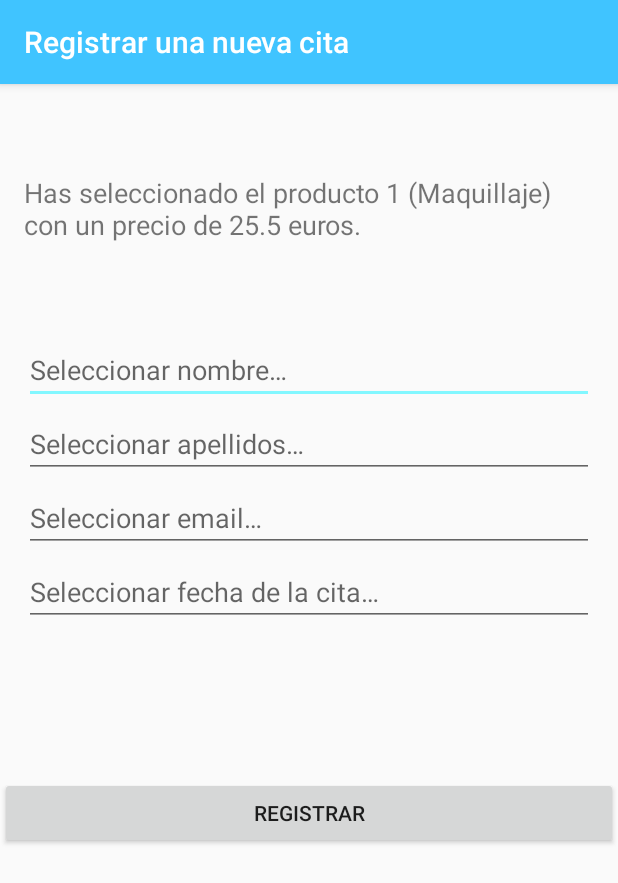
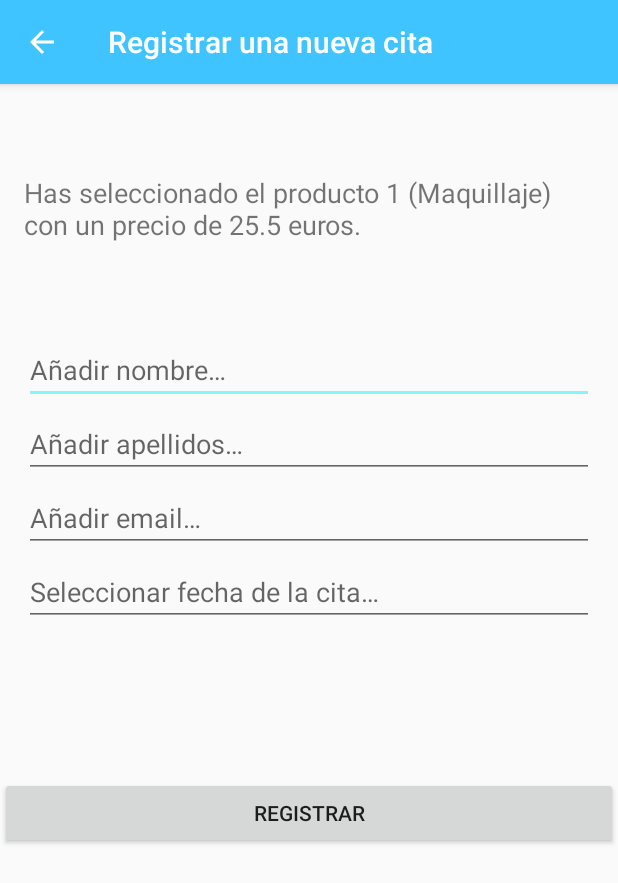
Before and after one commit to JorgeGalingP/android-appointments, an Android app: the screen it shows after launch (RegistryActivity), after a tap on "Maquillaje", on a phone screen of 412 x 824 dp. Shown: the top 883 px of the screen. Run offline under Robolectric (Android 15) with nearby library versions, the phone set to English and light mode, and no system bars.

Commit message:
Added new Appointment functionality
Added new Appointment functionality and reformatted some classes

```diff
--- a/app/src/main/java/com/ldm/cogetucita/MainActivity.java
+++ b/app/src/main/java/com/ldm/cogetucita/MainActivity.java
@@ -37,11 +37,11 @@ public class MainActivity extends AppCompatActivity {
             getSupportActionBar().setIcon(R.mipmap.ic_launcher);
         }
 
-        // init Repositories
+        // init Repository
         ProductRepository productRepository = new ProductRepository(this);
 
         // set Products
-        setProductList(productRepository.searchAllProducts());
+        setProductList(productRepository.findAllProducts());
         progressBar.setVisibility(View.GONE);
 
         // set RecyclerView
--- a/app/src/main/java/com/ldm/cogetucita/RegistryActivity.java
+++ b/app/src/main/java/com/ldm/cogetucita/RegistryActivity.java
@@ -1,37 +1,53 @@
 package com.ldm.cogetucita;
 
 import android.app.DatePickerDialog;
+import android.content.Intent;
+import android.view.MenuItem;
 import android.view.View;
 import android.widget.*;
 import androidx.appcompat.app.AppCompatActivity;
 import android.os.Bundle;
 import com.ldm.cogetucita.fragments.DatePickerFragment;
 import com.ldm.cogetucita.models.Product;
+import com.ldm.cogetucita.repositories.AppointmentRepository;
 import com.ldm.cogetucita.repositories.ProductRepository;
 
 public class RegistryActivity extends AppCompatActivity {
     private TextView productTextView;
+    private EditText nameEditText;
+    private EditText surnameEditText;
+    private EditText emailEditText;
     private EditText dateEditText;
     private Button registryButton;
 
     @Override
     protected void onCreate(Bundle savedInstanceState) {
         super.onCreate(savedInstanceState);
-        setContentView(R.layout.activity_new_appointment);
+        setContentView(R.layout.activity_registry);
         setTitle("Registrar una nueva cita");
 
+        if (getSupportActionBar() != null){
+            getSupportActionBar().setDisplayHomeAsUpEnabled(true);
+            getSupportActionBar().setDisplayShowHomeEnabled(true);
+        }
+
         // init Repositories
-        ProductRepository productRepository = new ProductRepository(this);
+        final ProductRepository productRepository = new ProductRepository(this);
+        final AppointmentRepository appointmentRepository = new AppointmentRepository(this);
 
         // get Extras
         Bundle extras = getIntent().getExtras();
-        String id = extras.getString("id");
+        final String id = extras.getString("id");
 
-        Product product = productRepository.findProduct(id);
+        final Product product = productRepository.findProduct(id);
 
         // set Views
         productTextView = findViewById(R.id.productTextView);
         productTextView.setText(product.toString());
+
+        nameEditText = findViewById(R.id.editTextName);
+        surnameEditText = findViewById(R.id.editTextSurname);
+        emailEditText = findViewById(R.id.editTextEmail);
 
         dateEditText = findViewById(R.id.editTextDate);
         dateEditText.setOnClickListener(new View.OnClickListener() {
@@ -46,10 +62,38 @@ public class RegistryActivity extends AppCompatActivity {
         registryButton.setOnClickListener(new View.OnClickListener() {
             @Override
             public void onClick(View view) {
-                // TODO add registerAppointment from AppointmentRepository
-                Toast.makeText(RegistryActivity.this, "Registry Done!", Toast.LENGTH_SHORT).show();
+                String name = nameEditText.getText().toString();
+                String surname = surnameEditText.getText().toString();
+                String email = emailEditText.getText().toString();
+                String date = dateEditText.getText().toString();
+
+                boolean inserted = appointmentRepository.insertAppointment(product.getId().toString(), name, surname, email, date, "");
+
+                if (inserted) {
+                    Toast.makeText(RegistryActivity.this, "Registrado correctamente.", Toast.LENGTH_SHORT).show();
+                } else{
+                    Toast.makeText(RegistryActivity.this, "Error en los datos.", Toast.LENGTH_SHORT).show();
+                }
             }
         });
+    }
+
+    @Override
+    public boolean onOptionsItemSelected(MenuItem item) {
+        switch (item.getItemId()) {
+            case android.R.id.home:
+                // go to the main activity
+                Intent intent = new Intent(RegistryActivity.this, MainActivity.class);
+                intent.addFlags(Intent.FLAG_ACTIVITY_CLEAR_TOP | Intent.FLAG_ACTIVITY_NEW_TASK);
+
+                startActivity(intent);
+                finish();
+
+                return true;
+
+            default:
+                return super.onOptionsItemSelected(item);
+        }
     }
 
     private void showDatePickerDialog() {
--- a/app/src/main/java/com/ldm/cogetucita/repositories/ProductRepository.java
+++ b/app/src/main/java/com/ldm/cogetucita/repositories/ProductRepository.java
@@ -24,7 +24,7 @@ public class ProductRepository {
         Product product = new Product();
 
         if (!id.isEmpty()) {
-            Cursor cursor = bd.rawQuery("SELECT id, name, description, price, image from Product WHERE id = " + id, null);
+            Cursor cursor = bd.rawQuery("SELECT id, name, description, price, image FROM Product WHERE id = " + id, null);
 
             if (cursor.moveToFirst()){
                 product.setId(Integer.parseInt(cursor.getString(0)));
@@ -41,7 +41,7 @@ public class ProductRepository {
         return product;
     }
 
-    public List<Product> searchAllProducts(){
+    public List<Product> findAllProducts(){
         AdminSQLiteOpenHelper adminSQLiteOpenHelper = new AdminSQLiteOpenHelper(context, "db", null, 1);
         SQLiteDatabase bd = adminSQLiteOpenHelper.getWritableDatabase();
 
--- a/app/src/main/res/layout/activity_new_appointment.xml
+++ b/app/src/main/res/layout/activity_registry.xml
@@ -23,7 +23,7 @@
             android:layout_height="wrap_content"
             android:inputType="textPersonName"
             android:ems="10"
-            android:id="@+id/editTextTextPersonName3"
+            android:id="@+id/editTextName"
             tools:layout_editor_absoluteX="37dp"
             android:autofillHints=""
             android:hint="@string/registry_name"
@@ -38,7 +38,7 @@
             android:layout_height="wrap_content"
             android:inputType="textPersonName"
             android:ems="10"
-            android:id="@+id/editTextTextPersonName2"
+            android:id="@+id/editTextSurname"
             tools:layout_editor_absoluteX="0dp"
             android:autofillHints=""
             android:hint="@string/registry_surname"
@@ -47,7 +47,7 @@
             android:layout_marginLeft="16dp"
             android:layout_marginTop="4dp"
             app:layout_constraintBottom_toBottomOf="parent"
-            app:layout_constraintTop_toBottomOf="@+id/editTextTextPersonName3"
+            app:layout_constraintTop_toBottomOf="@+id/editTextName"
             app:layout_constraintVertical_bias="0.0"/>
     <EditText
             android:layout_width="match_parent"
@@ -64,7 +64,7 @@
             android:layout_marginLeft="16dp"
             android:layout_marginTop="4dp"
             app:layout_constraintBottom_toBottomOf="parent"
-            app:layout_constraintTop_toBottomOf="@+id/editTextTextPersonName2"
+            app:layout_constraintTop_toBottomOf="@+id/editTextSurname"
             app:layout_constraintVertical_bias="0.0"/>
     <EditText
             android:layout_width="match_parent"
--- a/app/src/main/res/values/strings.xml
+++ b/app/src/main/res/values/strings.xml
@@ -4,8 +4,8 @@
     <string name="settings_option_1">Ayuda</string>
     <string name="settings_option_2">Acerca de</string>
     <string name="registry">Registrar</string>
-    <string name="registry_name">Seleccionar nombre…</string>
-    <string name="registry_surname">Seleccionar apellidos…</string>
-    <string name="registry_email">Seleccionar email…</string>
+    <string name="registry_name">Añadir nombre…</string>
+    <string name="registry_surname">Añadir apellidos…</string>
+    <string name="registry_email">Añadir email…</string>
     <string name="registry_date">Seleccionar fecha de la cita…</string>
 </resources>
```
Also changed, not shown: app/src/main/java/com/ldm/cogetucita/bbdd/AdminSQLiteOpenHelper.java (+0 -8 lines), app/src/main/java/com/ldm/cogetucita/models/Appointment.java (+4 -4 lines), app/src/main/java/com/ldm/cogetucita/repositories/AppointmentRepository.java (+44 -3 lines).
